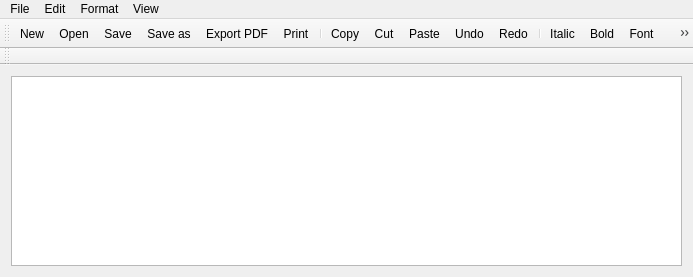
This is notepad.ui in letol/shared-editor as Qt 5 draws it before an edit. The edited form follows.
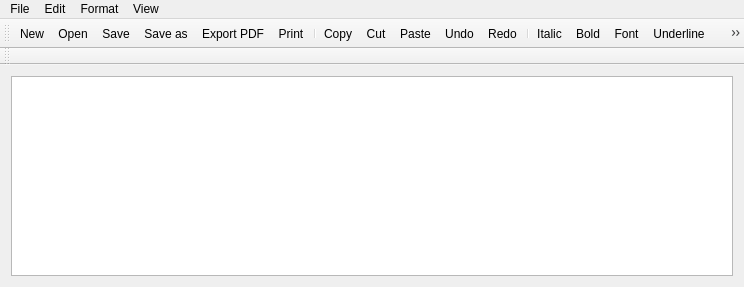
This is the edited form. Icons and pictures are not drawn.

Patch:
```diff
--- a/notepad.ui
+++ b/notepad.ui
@@ -6,17 +6,30 @@
    <rect>
     <x>0</x>
     <y>0</y>
-    <width>693</width>
-    <height>277</height>
+    <width>744</width>
+    <height>287</height>
    </rect>
   </property>
   <property name="windowTitle">
    <string>Notepad</string>
   </property>
   <widget class="QWidget" name="centralWidget">
+   <property name="sizePolicy">
+    <sizepolicy hsizetype="Expanding" vsizetype="Expanding">
+     <horstretch>0</horstretch>
+     <verstretch>0</verstretch>
+    </sizepolicy>
+   </property>
    <layout class="QGridLayout" name="gridLayout">
     <item row="0" column="0">
-     <widget class="QTextEdit" name="textEdit"/>
+     <widget class="QTextEdit" name="textEdit">
+      <property name="sizePolicy">
+       <sizepolicy hsizetype="Expanding" vsizetype="Expanding">
+        <horstretch>0</horstretch>
+        <verstretch>0</verstretch>
+       </sizepolicy>
+      </property>
+     </widget>
     </item>
    </layout>
   </widget>
@@ -25,7 +38,7 @@
     <rect>
      <x>0</x>
      <y>0</y>
-     <width>693</width>
+     <width>744</width>
      <height>21</height>
     </rect>
    </property>
```
